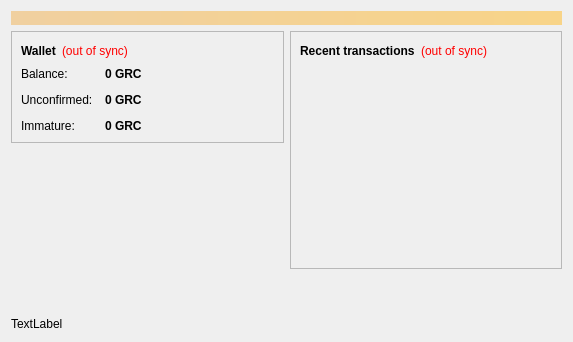
Qt form src/qt/forms/overviewpage.ui (gridcoin/Gridcoin-master) before a commit.
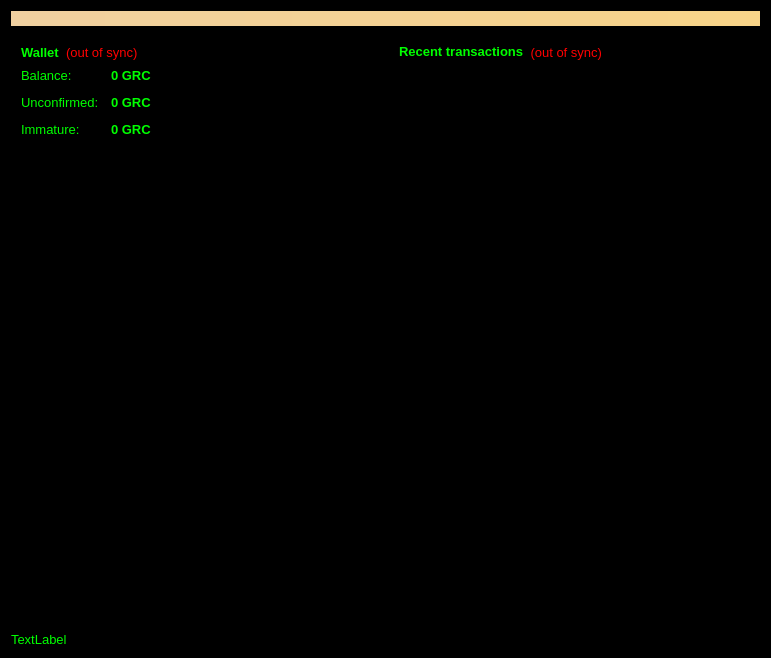
The same form after that commit.

```diff
--- a/src/qt/forms/overviewpage.ui
+++ b/src/qt/forms/overviewpage.ui
@@ -6,13 +6,548 @@
    <rect>
     <x>0</x>
     <y>0</y>
-    <width>573</width>
-    <height>342</height>
+    <width>771</width>
+    <height>658</height>
    </rect>
   </property>
+  <property name="palette">
+   <palette>
+    <active>
+     <colorrole role="WindowText">
+      <brush brushstyle="SolidPattern">
+       <color alpha="255">
+        <red>0</red>
+        <green>255</green>
+        <blue>0</blue>
+       </color>
+      </brush>
+     </colorrole>
+     <colorrole role="Button">
+      <brush brushstyle="SolidPattern">
+       <color alpha="255">
+        <red>170</red>
+        <green>255</green>
+        <blue>127</blue>
+       </color>
+      </brush>
+     </colorrole>
+     <colorrole role="Light">
+      <brush brushstyle="SolidPattern">
+       <color alpha="255">
+        <red>0</red>
+        <green>0</green>
+        <blue>107</blue>
+       </color>
+      </brush>
+     </colorrole>
+     <colorrole role="Midlight">
+      <brush brushstyle="SolidPattern">
+       <color alpha="255">
+        <red>170</red>
+        <green>255</green>
+        <blue>127</blue>
+       </color>
+      </brush>
+     </colorrole>
+     <colorrole role="Dark">
+      <brush brushstyle="SolidPattern">
+       <color alpha="255">
+        <red>0</red>
+        <green>0</green>
+        <blue>127</blue>
+       </color>
+      </brush>
+     </colorrole>
+     <colorrole role="Mid">
+      <brush brushstyle="SolidPattern">
+       <color alpha="255">
+        <red>0</red>
+        <green>113</green>
+        <blue>170</blue>
+       </color>
+      </brush>
+     </colorrole>
+     <colorrole role="Text">
+      <brush brushstyle="SolidPattern">
+       <color alpha="255">
+        <red>0</red>
+        <green>255</green>
+        <blue>127</blue>
+       </color>
+      </brush>
+     </colorrole>
+     <colorrole role="BrightText">
+      <brush brushstyle="SolidPattern">
+       <color alpha="255">
+        <red>255</red>
+        <green>255</green>
+        <blue>0</blue>
+       </color>
+      </brush>
+     </colorrole>
+     <colorrole role="ButtonText">
+      <brush brushstyle="SolidPattern">
+       <color alpha="255">
+        <red>0</red>
+        <green>197</green>
+        <blue>0</blue>
+       </color>
+      </brush>
+     </colorrole>
+     <colorrole role="Base">
+      <brush brushstyle="SolidPattern">
+       <color alpha="255">
+        <red>12</red>
+        <green>12</green>
+        <blue>12</blue>
+       </color>
+      </brush>
+     </colorrole>
+     <colorrole role="Window">
+      <brush brushstyle="SolidPattern">
+       <color alpha="255">
+        <red>0</red>
+        <green>0</green>
+        <blue>0</blue>
+       </color>
+      </brush>
+     </colorrole>
+     <colorrole role="Shadow">
+      <brush brushstyle="SolidPattern">
+       <color alpha="255">
+        <red>141</red>
+        <green>141</green>
+        <blue>141</blue>
+       </color>
+      </brush>
+     </colorrole>
+     <colorrole role="HighlightedText">
+      <brush brushstyle="SolidPattern">
+       <color alpha="255">
+        <red>85</red>
+        <green>255</green>
+        <blue>0</blue>
+       </color>
+      </brush>
+     </colorrole>
+     <colorrole role="Link">
+      <brush brushstyle="SolidPattern">
+       <color alpha="255">
+        <red>0</red>
+        <green>0</green>
+        <blue>127</blue>
+       </color>
+      </brush>
+     </colorrole>
+     <colorrole role="LinkVisited">
+      <brush brushstyle="SolidPattern">
+       <color alpha="255">
+        <red>255</red>
+        <green>255</green>
+        <blue>127</blue>
+       </color>
+      </brush>
+     </colorrole>
+     <colorrole role="AlternateBase">
+      <brush brushstyle="SolidPattern">
+       <color alpha="255">
+        <red>127</red>
+        <green>212</green>
+        <blue>255</blue>
+       </color>
+      </brush>
+     </colorrole>
+     <colorrole role="NoRole">
+      <brush brushstyle="SolidPattern">
+       <color alpha="255">
+        <red>0</red>
+        <green>0</green>
+        <blue>127</blue>
+       </color>
+      </brush>
+     </colorrole>
+     <colorrole role="ToolTipBase">
+      <brush brushstyle="SolidPattern">
+       <color alpha="255">
+        <red>255</red>
+        <green>255</green>
+        <blue>220</blue>
+       </color>
+      </brush>
+     </colorrole>
+     <colorrole role="ToolTipText">
+      <brush brushstyle="SolidPattern">
+       <color alpha="255">
+        <red>0</red>
+        <green>255</green>
+        <blue>255</blue>
+       </color>
+      </brush>
+     </colorrole>
+    </active>
+    <inactive>
+     <colorrole role="WindowText">
+      <brush brushstyle="SolidPattern">
+       <color alpha="255">
+        <red>0</red>
+        <green>255</green>
+        <blue>0</blue>
+       </color>
+      </brush>
+     </colorrole>
+     <colorrole role="Button">
+      <brush brushstyle="SolidPattern">
+       <color alpha="255">
+        <red>170</red>
+        <green>255</green>
+        <blue>127</blue>
+       </color>
+      </brush>
+     </colorrole>
+     <colorrole role="Light">
+      <brush brushstyle="SolidPattern">
+       <color alpha="255">
+        <red>0</red>
+        <green>0</green>
+        <blue>107</blue>
+       </color>
+      </brush>
+     </colorrole>
+     <colorrole role="Midlight">
+      <brush brushstyle="SolidPattern">
+       <color alpha="255">
+        <red>170</red>
+        <green>255</green>
+        <blue>127</blue>
+       </color>
+      </brush>
+     </colorrole>
+     <colorrole role="Dark">
+      <brush brushstyle="SolidPattern">
+       <color alpha="255">
+        <red>0</red>
+        <green>0</green>
+        <blue>127</blue>
+       </color>
+      </brush>
+     </colorrole>
+     <colorrole role="Mid">
+      <brush brushstyle="SolidPattern">
+       <color alpha="255">
+        <red>0</red>
+        <green>113</green>
+        <blue>170</blue>
+       </color>
+      </brush>
+     </colorrole>
+     <colorrole role="Text">
+      <brush brushstyle="SolidPattern">
+       <color alpha="255">
+        <red>0</red>
+        <green>255</green>
+        <blue>127</blue>
+       </color>
+      </brush>
+     </colorrole>
+     <colorrole role="BrightText">
+      <brush brushstyle="SolidPattern">
+       <color alpha="255">
+        <red>255</red>
+        <green>255</green>
+        <blue>0</blue>
+       </color>
+      </brush>
+     </colorrole>
+     <colorrole role="ButtonText">
+      <brush brushstyle="SolidPattern">
+       <color alpha="255">
+        <red>0</red>
+        <green>197</green>
+        <blue>0</blue>
+       </color>
+      </brush>
+     </colorrole>
+     <colorrole role="Base">
+      <brush brushstyle="SolidPattern">
+       <color alpha="255">
+        <red>12</red>
+        <green>12</green>
+        <blue>12</blue>
+       </color>
+      </brush>
+     </colorrole>
+     <colorrole role="Window">
+      <brush brushstyle="SolidPattern">
+       <color alpha="255">
+        <red>0</red>
+        <green>0</green>
+        <blue>0</blue>
+       </color>
+      </brush>
+     </colorrole>
+     <colorrole role="Shadow">
+      <brush brushstyle="SolidPattern">
+       <color alpha="255">
+        <red>141</red>
+        <green>141</green>
+        <blue>141</blue>
+       </color>
+      </brush>
+     </colorrole>
+     <colorrole role="HighlightedText">
+      <brush brushstyle="SolidPattern">
+       <color alpha="255">
+        <red>85</red>
+        <green>255</green>
+        <blue>0</blue>
+       </color>
+      </brush>
+     </colorrole>
+     <colorrole role="Link">
+      <brush brushstyle="SolidPattern">
+       <color alpha="255">
+        <red>0</red>
+        <green>0</green>
+        <blue>127</blue>
+       </color>
+      </brush>
+     </colorrole>
+     <colorrole role="LinkVisited">
+      <brush brushstyle="SolidPattern">
+       <color alpha="255">
+        <red>255</red>
+        <green>255</green>
+        <blue>127</blue>
+       </color>
+      </brush>
+     </colorrole>
+     <colorrole role="AlternateBase">
+      <brush brushstyle="SolidPattern">
+       <color alpha="255">
+        <red>127</red>
+        <green>212</green>
+        <blue>255</blue>
+       </color>
+      </brush>
+     </colorrole>
+     <colorrole role="NoRole">
+      <brush brushstyle="SolidPattern">
+       <color alpha="255">
+        <red>0</red>
+        <green>0</green>
+        <blue>127</blue>
+       </color>
+      </brush>
+     </colorrole>
+     <colorrole role="ToolTipBase">
+      <brush brushstyle="SolidPattern">
+       <color alpha="255">
+        <red>255</red>
+        <green>255</green>
+        <blue>220</blue>
+       </color>
+      </brush>
+     </colorrole>
+     <colorrole role="ToolTipText">
+      <brush brushstyle="SolidPattern">
+       <color alpha="255">
+        <red>0</red>
+        <green>255</green>
+        <blue>255</blue>
+       </color>
+      </brush>
+     </colorrole>
+    </inactive>
+    <disabled>
+     <colorrole role="WindowText">
+      <brush brushstyle="SolidPattern">
+       <color alpha="255">
+        <red>0</red>
+        <green>0</green>
+        <blue>127</blue>
+       </color>
+      </brush>
+     </colorrole>
+     <colorrole role="Button">
+      <brush brushstyle="SolidPattern">
+       <color alpha="255">
+        <red>170</red>
+        <green>255</green>
+        <blue>127</blue>
+       </color>
+      </brush>
+     </colorrole>
+     <colorrole role="Light">
+      <brush brushstyle="SolidPattern">
+       <color alpha="255">
+        <red>0</red>
+        <green>0</green>
+        <blue>107</blue>
+       </color>
+      </brush>
+     </colorrole>
+     <colorrole role="Midlight">
+      <brush brushstyle="SolidPattern">
+       <color alpha="255">
+        <red>170</red>
+        <green>255</green>
+        <blue>127</blue>
+       </color>
+      </brush>
+     </colorrole>
+     <colorrole role="Dark">
+      <brush brushstyle="SolidPattern">
+       <color alpha="255">
+        <red>0</red>
+        <green>0</green>
+        <blue>127</blue>
+       </color>
+      </brush>
+     </colorrole>
+     <colorrole role="Mid">
+      <brush brushstyle="SolidPattern">
+       <color alpha="255">
+        <red>0</red>
+        <green>113</green>
+        <blue>170</blue>
+       </color>
+      </brush>
+     </colorrole>
+     <colorrole role="Text">
+      <brush brushstyle="SolidPattern">
+       <color alpha="255">
+        <red>0</red>
+        <green>0</green>
+        <blue>127</blue>
+       </color>
+      </brush>
+     </colorrole>
+     <colorrole role="BrightText">
+      <brush brushstyle="SolidPattern">
+       <color alpha="255">
+        <red>255</red>
+        <green>255</green>
+        <blue>0</blue>
+       </color>
+      </brush>
+     </colorrole>
+     <colorrole role="ButtonText">
+      <brush brushstyle="SolidPattern">
+       <color alpha="255">
+        <red>0</red>
+        <green>0</green>
+        <blue>127</blue>
+       </color>
+      </brush>
+     </colorrole>
+     <colorrole role="Base">
+      <brush brushstyle="SolidPattern">
+       <color alpha="255">
+        <red>0</red>
+        <green>0</green>
+        <blue>0</blue>
+       </color>
+      </brush>
+     </colorrole>
+     <colorrole role="Window">
+      <brush brushstyle="SolidPattern">
+       <color alpha="255">
+        <red>0</red>
+        <green>0</green>
+        <blue>0</blue>
+       </color>
+      </brush>
+     </colorrole>
+     <colorrole role="Shadow">
+      <brush brushstyle="SolidPattern">
+       <color alpha="255">
+        <red>141</red>
+        <green>141</green>
+        <blue>141</blue>
+       </color>
+      </brush>
+     </colorrole>
+     <colorrole role="HighlightedText">
+      <brush brushstyle="SolidPattern">
+       <color alpha="255">
+        <red>85</red>
+        <green>255</green>
+        <blue>0</blue>
+       </color>
+      </brush>
+     </colorrole>
+     <colorrole role="Link">
+      <brush brushstyle="SolidPattern">
+       <color alpha="255">
+        <red>0</red>
+        <green>0</green>
+        <blue>127</blue>
+       </color>
+      </brush>
+     </colorrole>
+     <colorrole role="LinkVisited">
+      <brush brushstyle="SolidPattern">
+       <color alpha="255">
+        <red>255</red>
+        <green>255</green>
+        <blue>127</blue>
+       </color>
+      </brush>
+     </colorrole>
+     <colorrole role="AlternateBase">
+      <brush brushstyle="SolidPattern">
+       <color alpha="255">
+        <red>0</red>
+        <green>170</green>
+        <blue>255</blue>
+       </color>
+      </brush>
+     </colorrole>
+     <colorrole role="NoRole">
+      <brush brushstyle="SolidPattern">
+       <color alpha="255">
+        <red>0</red>
+        <green>0</green>
+        <blue>127</blue>
+       </color>
+      </brush>
+     </colorrole>
+     <colorrole role="ToolTipBase">
+      <brush brushstyle="SolidPattern">
+       <color alpha="255">
+        <red>255</red>
+        <green>255</green>
+        <blue>220</blue>
+       </color>
+      </brush>
+     </colorrole>
+     <colorrole role="ToolTipText">
+      <brush brushstyle="SolidPattern">
+       <color alpha="255">
+        <red>0</red>
+        <green>255</green>
+        <blue>255</blue>
+       </color>
+      </brush>
+     </colorrole>
+    </disabled>
+   </palette>
+  </property>
+  <property name="font">
+   <font>
+    <family>MS UI Gothic</family>
+    <pointsize>10</pointsize>
+   </font>
+  </property>
   <property name="windowTitle">
    <string>Form</string>
   </property>
+  <property name="windowOpacity">
+   <double>55.000000000000000</double>
+  </property>
+  <property name="autoFillBackground">
+   <bool>true</bool>
+  </property>
   <layout class="QVBoxLayout" name="topLayout">
    <item>
     <widget class="QLabel" name="labelAlerts">
@@ -215,6 +750,9 @@
       <layout class="QVBoxLayout" name="verticalLayout_3">
        <item>
         <widget class="QFrame" name="frame_2">
+         <property name="autoFillBackground">
+          <bool>true</bool>
+         </property>
          <property name="frameShape">
           <enum>QFrame::StyledPanel</enum>
          </property>
@@ -264,6 +802,100 @@
           </item>
           <item>
            <widget class="QListView" name="listTransactions">
+            <property name="palette">
+             <palette>
+              <active>
+               <colorrole role="Button">
+                <brush brushstyle="SolidPattern">
+                 <color alpha="0">
+                  <red>0</red>
+                  <green>0</green>
+                  <blue>0</blue>
+                 </color>
+                </brush>
+               </colorrole>
+               <colorrole role="Base">
+                <brush brushstyle="SolidPattern">
+                 <color alpha="255">
+                  <red>2</red>
+                  <green>7</green>
+                  <blue>3</blue>
+                 </color>
+                </brush>
+               </colorrole>
+               <colorrole role="Window">
+                <brush brushstyle="SolidPattern">
+                 <color alpha="0">
+                  <red>0</red>
+                  <green>0</green>
+                  <blue>0</blue>
+                 </color>
+                </brush>
+               </colorrole>
+              </active>
+              <inactive>
+               <colorrole role="Button">
+                <brush brushstyle="SolidPattern">
+                 <color alpha="0">
+                  <red>0</red>
+                  <green>0</green>
+                  <blue>0</blue>
+                 </color>
+                </brush>
+               </colorrole>
+               <colorrole role="Base">
+                <brush brushstyle="SolidPattern">
+                 <color alpha="255">
+                  <red>2</red>
+                  <green>7</green>
+                  <blue>3</blue>
+                 </color>
+                </brush>
+               </colorrole>
+               <colorrole role="Window">
+                <brush brushstyle="SolidPattern">
+                 <color alpha="0">
+                  <red>0</red>
+                  <green>0</green>
+                  <blue>0</blue>
+                 </color>
+                </brush>
+               </colorrole>
+              </inactive>
+              <disabled>
+               <colorrole role="Button">
+                <brush brushstyle="SolidPattern">
+                 <color alpha="0">
+                  <red>0</red>
+                  <green>0</green>
+                  <blue>0</blue>
+                 </color>
+                </brush>
+               </colorrole>
+               <colorrole role="Base">
+                <brush brushstyle="SolidPattern">
+                 <color alpha="255">
+                  <red>0</red>
+                  <green>0</green>
+                  <blue>0</blue>
+                 </color>
+                </brush>
+               </colorrole>
+               <colorrole role="Window">
+                <brush brushstyle="SolidPattern">
+                 <color alpha="0">
+                  <red>0</red>
+                  <green>0</green>
+                  <blue>0</blue>
+                 </color>
+                </brush>
+               </colorrole>
+              </disabled>
+             </palette>
+            </property>
+            <property name="autoFillBackground">
+             <bool>true</bool>
+            </property>
             <property name="styleSheet">
              <string notr="true">QListView { background: transparent; }</string>
             </property>
```
